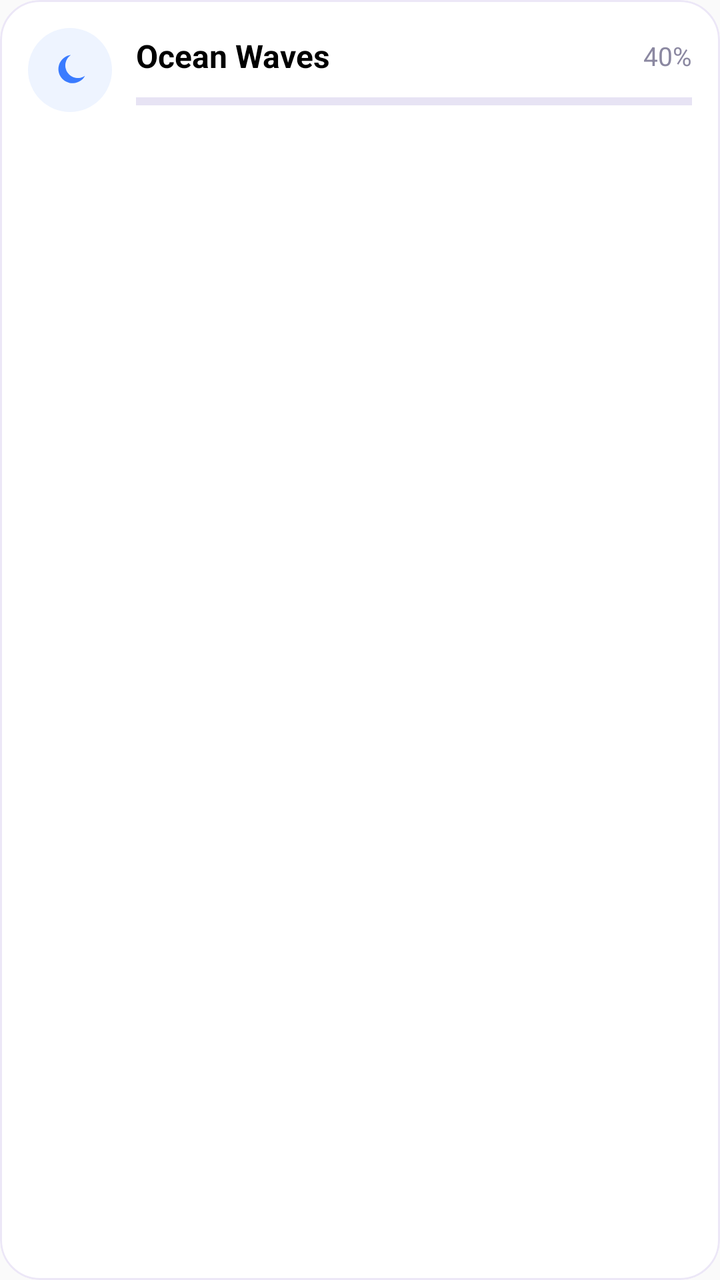
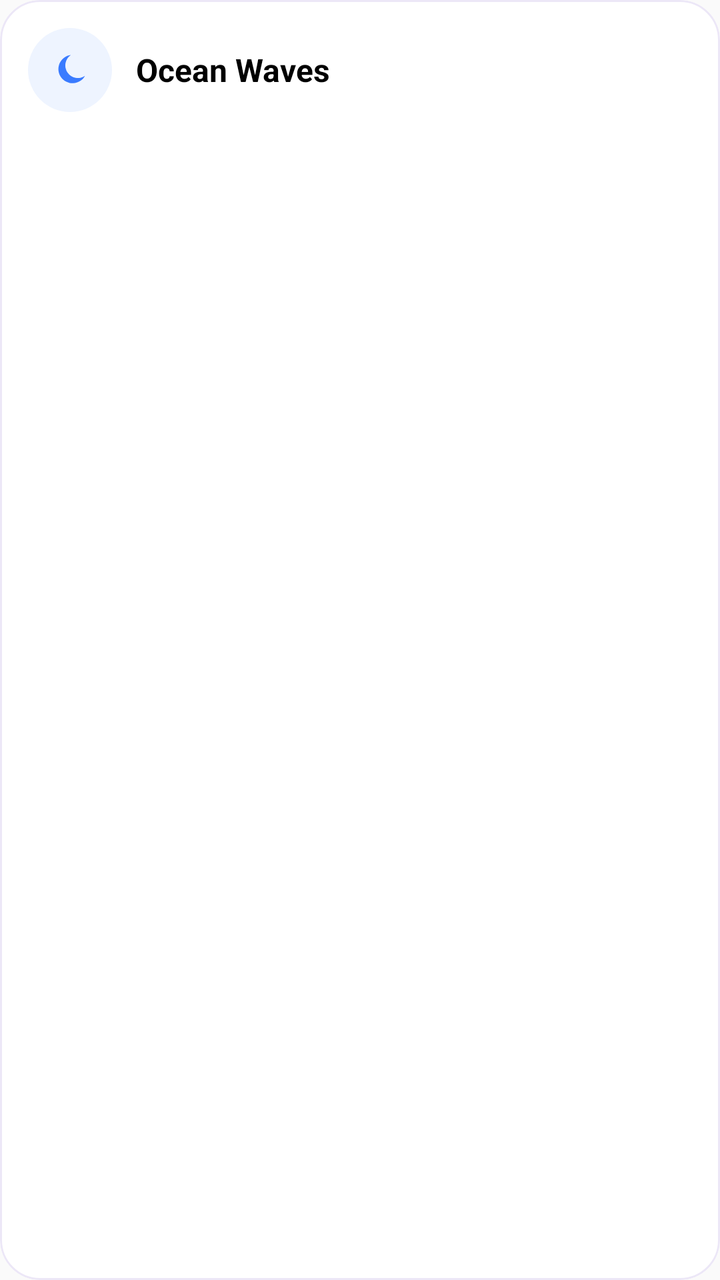

Two renders of the same Android screen: before a commit and after it. Below are the layout's source before the change and the commit's diff.
<!-- AndroidManifest.xml: application theme Theme.FlexMusicPlayer -->
<!-- res/layout/include_sleep_track_ocean.xml -->
<?xml version="1.0" encoding="utf-8"?>
<com.google.android.material.card.MaterialCardView xmlns:android="http://schemas.android.com/apk/res/android"
    xmlns:app="http://schemas.android.com/apk/res-auto"
    android:id="@+id/track_ocean_card"
    android:layout_width="match_parent"
    android:layout_height="wrap_content"
    android:layout_marginTop="10dp"
    app:cardBackgroundColor="@color/card_background_light"
    app:cardCornerRadius="20dp"
    app:cardElevation="0dp"
    app:strokeColor="#ECE7F7"
    app:strokeWidth="1dp">

    <LinearLayout
        android:layout_width="match_parent"
        android:layout_height="wrap_content"
        android:gravity="center_vertical"
        android:orientation="horizontal"
        android:padding="14dp">

        <FrameLayout
            android:layout_width="42dp"
            android:layout_height="42dp"
            android:background="@drawable/bg_quick_badge_recent">

            <ImageView
                android:layout_width="20dp"
                android:layout_height="20dp"
                android:layout_gravity="center"
                android:src="@drawable/ic_sleep"
                app:tint="#3A7BFF" />
        </FrameLayout>

        <LinearLayout
            android:layout_width="0dp"
            android:layout_height="wrap_content"
            android:layout_marginStart="12dp"
            android:layout_weight="1"
            android:orientation="vertical">

            <LinearLayout
                android:layout_width="match_parent"
                android:layout_height="wrap_content"
                android:gravity="center_vertical"
                android:orientation="horizontal">

                <TextView
                    android:layout_width="0dp"
                    android:layout_height="wrap_content"
                    android:layout_weight="1"
                    android:text="@string/sleep_track_ocean"
                    android:textColor="?attr/colorOnBackground"
                    android:textSize="16sp"
                    android:textStyle="bold" />

                <TextView
                    android:id="@+id/track_ocean_value"
                    android:layout_width="wrap_content"
                    android:layout_height="wrap_content"
                    android:text="40%"
                    android:textColor="#8B88A1"
                    android:textSize="13sp" />
            </LinearLayout>

            <com.google.android.material.progressindicator.LinearProgressIndicator
                android:id="@+id/track_ocean_progress"
                android:layout_width="match_parent"
                android:layout_height="wrap_content"
                android:layout_marginTop="10dp"
                android:max="100"
                android:progress="40"
                app:indicatorColor="@color/primary_500"
                app:trackColor="#E7E3F4"
                app:trackThickness="4dp" />
        </LinearLayout>
    </LinearLayout>

</com.google.android.material.card.MaterialCardView>
<!-- resources referenced by this layout -->
<resources>
  <color name="card_background_light">#FFFFFF</color>
  <color name="primary_500">#3F51B5</color>
  <!-- drawable bg_quick_badge_recent (drawable) -->
  <shape xmlns:android="http://schemas.android.com/apk/res/android" android:shape="oval">
      <solid android:color="#EEF4FF" />
  </shape>
  <!-- drawable ic_sleep (drawable) -->
  <vector xmlns:android="http://schemas.android.com/apk/res/android"
      android:width="24dp"
      android:height="24dp"
      android:viewportWidth="24"
      android:viewportHeight="24">
      <path
          android:fillColor="#FF000000"
          android:pathData="M21,15.5A8.5,8.5 0,1 1,12.5 3a6.5,6.5 0,1 0,8.5 12.5z" />
  </vector>
  <string name="sleep_track_ocean">Ocean Waves</string>
  <style name="Theme.FlexMusicPlayer" parent="Theme.MaterialComponents.DayNight.NoActionBar">
          
          <item name="colorPrimary">@color/primary_500</item>
          <item name="colorPrimaryVariant">@color/primary_700</item>
          <item name="colorOnPrimary">@color/white</item>
          
          <item name="colorSecondary">@color/secondary_500</item>
          <item name="colorSecondaryVariant">@color/secondary_700</item>
          <item name="colorOnSecondary">@color/white</item>
          
          <item name="android:windowBackground">@color/background_light</item>
          <item name="android:colorBackground">@color/background_light</item>
          
          <item name="android:statusBarColor">@color/primary_700</item>
          
          <item name="android:textColorPrimary">@color/text_primary_light</item>
          <item name="android:textColorSecondary">@color/text_secondary_light</item>
          
          <item name="materialCardViewStyle">@style/Widget.FlexMusicPlayer.CardView</item>
          <item name="bottomNavigationStyle">@style/Widget.FlexMusicPlayer.BottomNavigation</item>
          <item name="toolbarStyle">@style/Widget.FlexMusicPlayer.Toolbar</item>
          
      </style>
  <color name="primary_700">#303F9F</color>
  <color name="white">#FFFFFFFF</color>
  <color name="secondary_500">#E91E63</color>
  <color name="secondary_700">#C2185B</color>
  <color name="background_light">#FAFAFA</color>
  <color name="text_primary_light">#212121</color>
  <color name="text_secondary_light">#757575</color>
  <style name="Widget.FlexMusicPlayer.CardView" parent="Widget.MaterialComponents.CardView">
          <item name="cardBackgroundColor">@color/card_background_light</item>
          <item name="cardElevation">2dp</item>
          <item name="cardCornerRadius">8dp</item>
      </style>
  <style name="Widget.FlexMusicPlayer.BottomNavigation" parent="Widget.MaterialComponents.BottomNavigationView">
          <item name="itemIconTint">@color/bottom_nav_color</item>
          <item name="itemTextColor">@color/bottom_nav_color</item>
          <item name="itemIconSize">24dp</item>
          <item name="itemBackground">@null</item>
          <item name="elevation">8dp</item>
      </style>
  <style name="Widget.FlexMusicPlayer.Toolbar" parent="Widget.MaterialComponents.Toolbar">
          <item name="titleTextColor">?attr/colorOnPrimary</item>
          <item name="subtitleTextColor">?attr/colorOnPrimary</item>
          <item name="android:background">?attr/colorPrimary</item>
          <item name="elevation">4dp</item>
      </style>
</resources>

<!-- the commit's change to res/layout/include_sleep_track_ocean.xml (unified diff, before → after) -->
@@ -38,40 +38,13 @@
             android:layout_weight="1"
             android:orientation="vertical">
 
-            <LinearLayout
+            <TextView
                 android:layout_width="match_parent"
                 android:layout_height="wrap_content"
-                android:gravity="center_vertical"
-                android:orientation="horizontal">
-
-                <TextView
-                    android:layout_width="0dp"
-                    android:layout_height="wrap_content"
-                    android:layout_weight="1"
-                    android:text="@string/sleep_track_ocean"
-                    android:textColor="?attr/colorOnBackground"
-                    android:textSize="16sp"
-                    android:textStyle="bold" />
-
-                <TextView
-                    android:id="@+id/track_ocean_value"
-                    android:layout_width="wrap_content"
-                    android:layout_height="wrap_content"
-                    android:text="40%"
-                    android:textColor="#8B88A1"
-                    android:textSize="13sp" />
-            </LinearLayout>
-
-            <com.google.android.material.progressindicator.LinearProgressIndicator
-                android:id="@+id/track_ocean_progress"
-                android:layout_width="match_parent"
-                android:layout_height="wrap_content"
-                android:layout_marginTop="10dp"
-                android:max="100"
-                android:progress="40"
-                app:indicatorColor="@color/primary_500"
-                app:trackColor="#E7E3F4"
-                app:trackThickness="4dp" />
+                android:text="@string/sleep_track_ocean"
+                android:textColor="?attr/colorOnBackground"
+                android:textSize="16sp"
+                android:textStyle="bold" />
         </LinearLayout>
     </LinearLayout>
 
